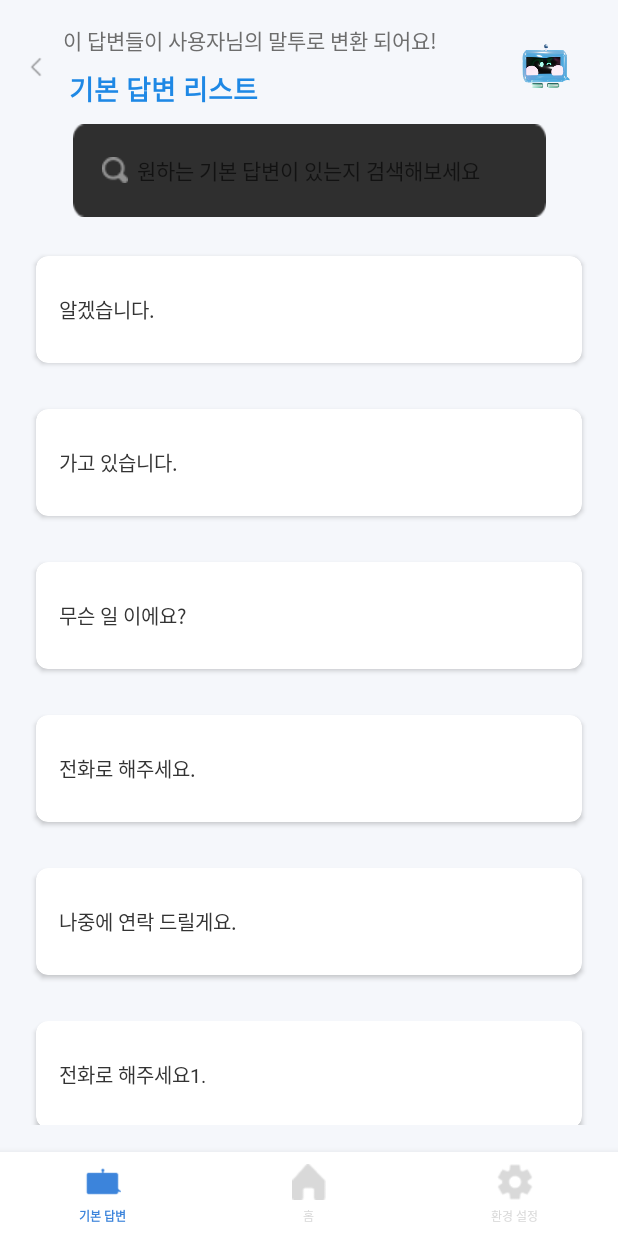
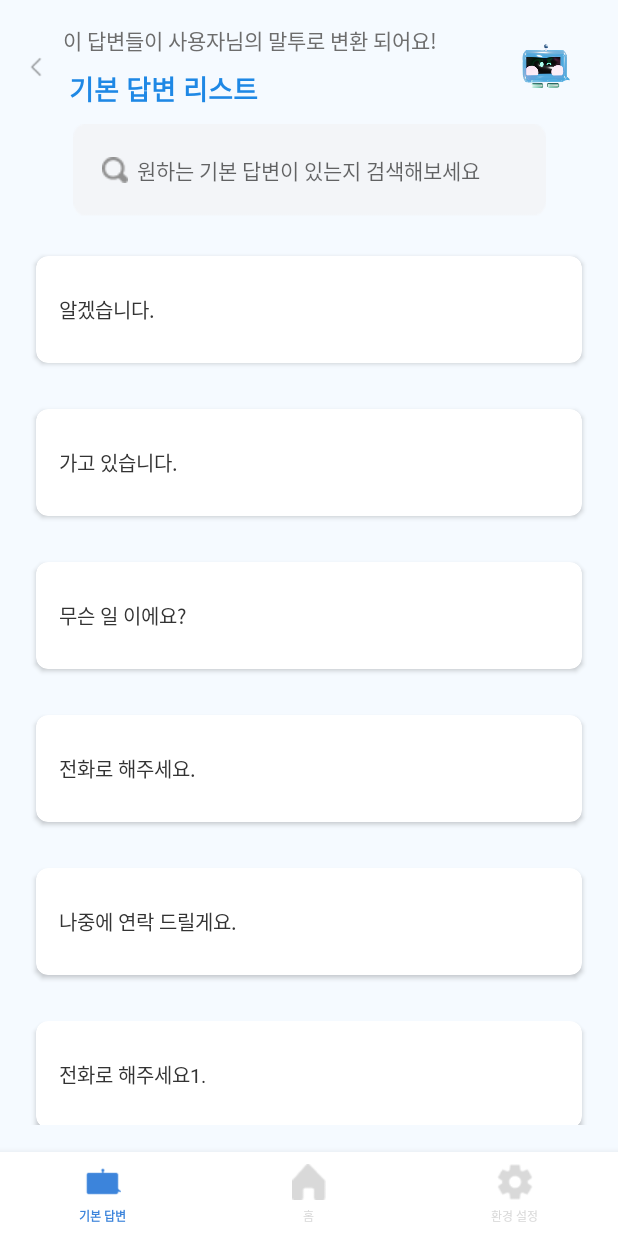
Before and after one commit to Itsme-Team/ItsMe_App, an Android app built with Jetpack Compose: the DefaultRepliesActivity screen opened directly, with no data from a screen before it, on a phone screen of 412 x 824 dp. Run offline under Robolectric (Android 15) with nearby library versions, the phone set to English and light mode, and no system bars.

Commit message:
refactor:기본답장리스트 배경색 변경

```diff
--- a/itsme_mobile/app/src/main/res/layout/activity_default_replies.xml
+++ b/itsme_mobile/app/src/main/res/layout/activity_default_replies.xml
@@ -4,8 +4,8 @@
     xmlns:tools="http://schemas.android.com/tools"
     android:layout_width="match_parent"
     android:layout_height="match_parent"
-    android:background="#F5F7FB">
-
+    android:background="#F5FAFF">
+    <!--#F5F7FB -->
     <!-- 왼쪽 뒤로가기 버튼 -->
     <ImageView
         android:id="@+id/backButton"
```
Also changed, not shown: itsme_mobile/app/src/main/res/drawable/info_image1.png, itsme_mobile/app/src/main/res/drawable/info_image2.png, itsme_mobile/app/src/main/res/drawable/info_image3.png, itsme_mobile/app/src/main/res/drawable/search_background3.png.
